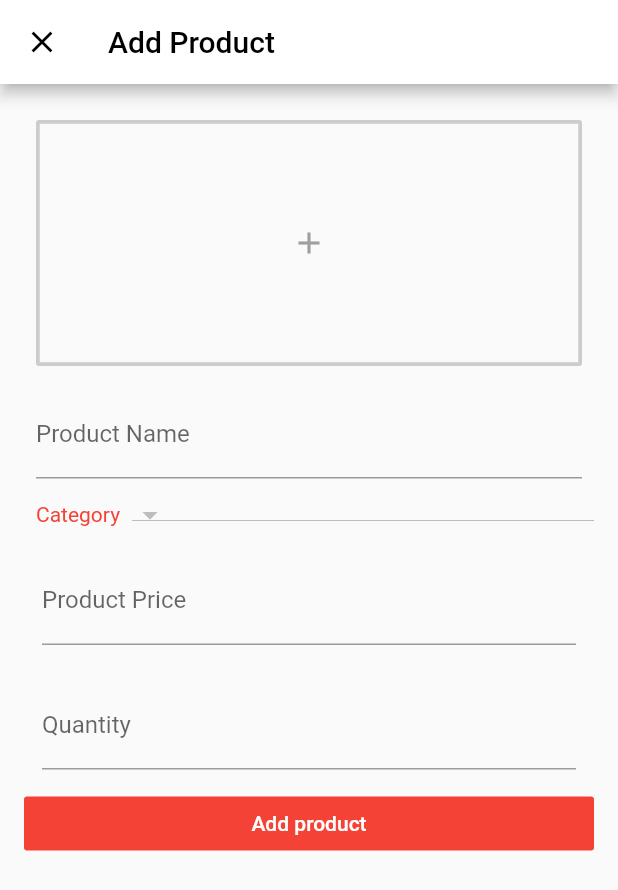
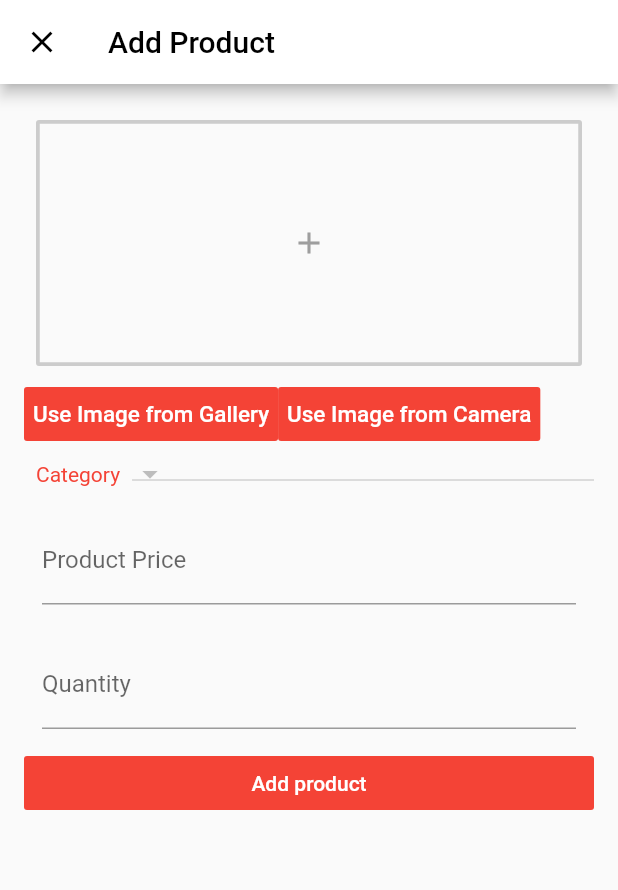
Before and after one commit to Pulkitg64/Inventory-Management-System, a Flutter app: the Admin screen opened by its route, after a tap on "Manage", after a tap on "Add product", on a phone screen of 412 x 824 dp. Shown: the top 890 px of the screen. Run offline on Flutter 3.47's test engine with Material 2 defaults, Android fonts, the phone set to English and light mode, and no system bars; our stand-ins replace carousel_pro, cloud_firestore, firebase_auth, firebase_storage, fluttertoast, google_sign_in and 1 more; accounts and stored records are empty.

Commit message:
Option to choose image from gallery or camera

```diff
--- a/lib/registerproduct.dart
+++ b/lib/registerproduct.dart
@@ -21,7 +21,7 @@ class _HomeMaterialState extends State {
   List<DocumentSnapshot> categories = <DocumentSnapshot>[];
   List<DropdownMenuItem<String>> categoriesDropDown= <DropdownMenuItem<String>>[];
   String _currentCategory = "test";
-
+  bool typeFlag = false;
   File _image1;
   bool isLoading = false;
 
@@ -75,7 +75,14 @@ class _HomeMaterialState extends State {
                             child: OutlineButton(
                                 borderSide: BorderSide(color: Colors.grey.withOpacity(0.5), width: 2.5),
                                 onPressed: (){
+                                  if(typeFlag == false)
+                                  {
                                     _selectImage(ImagePicker.pickImage(source: ImageSource.gallery), 1);
+                                  }
+                                  else
+                                  {
+                                    _selectImage(ImagePicker.pickImage(source: ImageSource.camera), 1);
+                                  }
                                 },
                                 child: _displayChild1()
                             ),
@@ -83,21 +90,30 @@ class _HomeMaterialState extends State {
                         ),
                       ],
                     ),
-
-                    Padding(
-                      padding: const EdgeInsets.all(8.0),
-                      child: TextFormField(
-                        controller: _productNameController,
-                        decoration:InputDecoration(labelText: 'Product Name'),
-                        validator: (value) {
-                          if (value.isEmpty) {
-                             return 'Please enter product name';
-                          }
+                  Row(
+                    children: <Widget> [
+                      FlatButton(
+                          color: Colors.red,
+                          textColor: Colors.white,
+                          padding: EdgeInsets.all(6),
+                          onPressed: ()
+                          {
+                            typeFlag = false;
                           },
+                          child: Text("Use Image from Gallery", style: TextStyle(fontSize: 15.0),)
                       ),
+                      FlatButton(
+                          color: Colors.red,
+                          textColor: Colors.white,
+                          padding: EdgeInsets.all(6),
+                          onPressed: ()
+                          {
+                            typeFlag = true;
+                          },
+                          child: Text("Use Image from Camera", style: TextStyle(fontSize: 15.0),)
                       ),
-
-
+                    ]
+                  ),
                   Row(
                     children: <Widget>[
                       Padding(
```
Also changed, not shown: pubspec.lock. Lines whose indentation alone changed are shown as unchanged.
